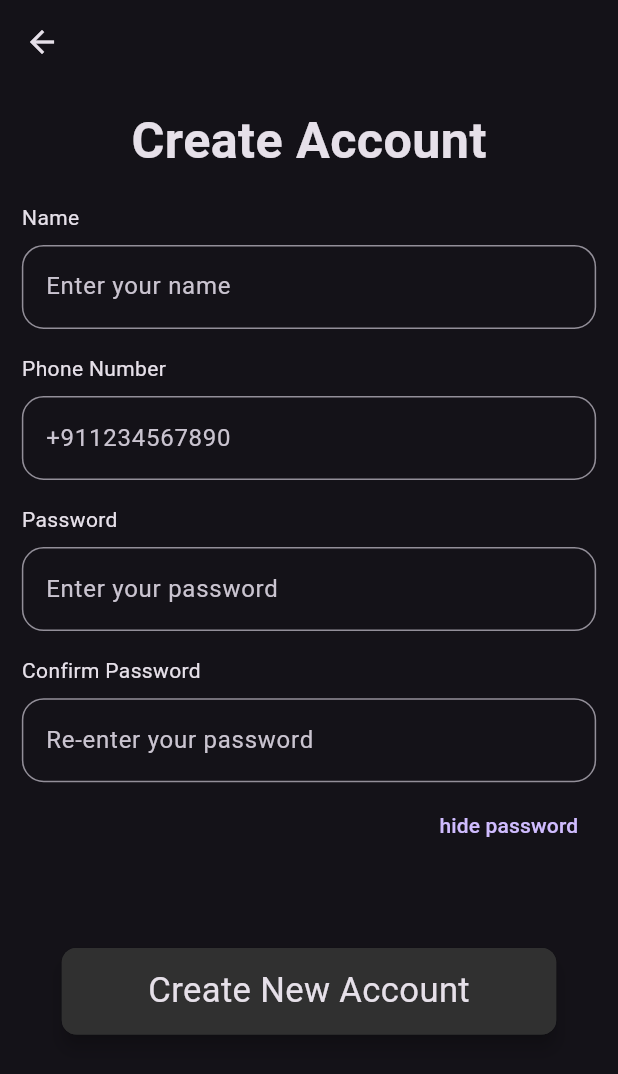
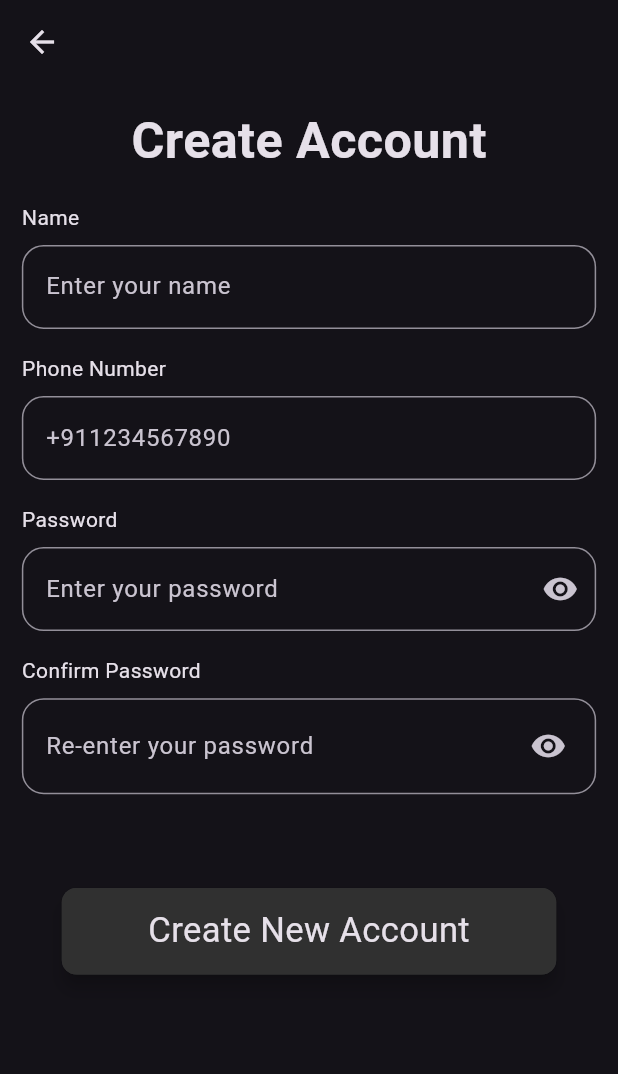
Before and after one commit to nandanmagdum/my_movies_app, a Flutter app: the CreateAccountScreen screen opened directly, on a phone screen of 412 x 824 dp. Shown: the top 1074 px of the screen. Run offline on Flutter 3.47's test engine with Material 3 defaults, Android fonts, the phone set to English and light mode, and no system bars; our stand-ins replace flutter_screenutil, get, pinput, shared_preferences; accounts and stored records are empty.

Commit message:
added password visible icon

```diff
--- a/lib/constants/text_form_field.dart
+++ b/lib/constants/text_form_field.dart
@@ -5,12 +5,13 @@ import 'package:flutter_screenutil/flutter_screenutil.dart';
 import 'package:get/get.dart';
 import 'package:mitt_arv_movie_app/controllers/create_account_controller.dart';
 
-Column kFormField(
-        {required String title,
+Column kFormField({
+  required String title,
   required String hintText,
   required TextEditingController textEditingController,
   required BuildContext context,
   bool? isPassword,
+  bool? isConfirmPassword,
   bool? readonly,
 }) =>
     Column(
@@ -31,9 +32,40 @@ Column kFormField(
         ),
         TextFormField(
           readOnly: readonly ?? false,
-          obscureText: isPassword?? false ? Get.find<CreateAccountController>().isPasswordVisible.value : false,
+          obscureText: isPassword ?? false
+              ? !Get.find<CreateAccountController>().isPasswordVisible.value
+              : isConfirmPassword ?? false
+                  ? !Get.find<CreateAccountController>()
+                      .isConfirmPasswordVisible
+                      .value
+                  : false,
           controller: textEditingController,
           decoration: InputDecoration(
+            suffixIcon: isPassword ?? false
+                ? IconButton(
+                    onPressed: () {
+                      Get.find<CreateAccountController>()
+                          .changePasswordVisibility();
+                    },
+                    icon: Get.find<CreateAccountController>()
+                            .isPasswordVisible
+                            .value
+                        ? Icon(Icons.visibility_off)
+                        : Icon(Icons.visibility))
+                : isConfirmPassword ?? false
+                    ? IconButton(
+                        onPressed: () {},
+                        icon: IconButton(
+                            onPressed: () {
+                              Get.find<CreateAccountController>()
+                                  .changeConfirmPasswordVisibility();
+                            },
+                            icon: Icon(Get.find<CreateAccountController>()
+                                    .isConfirmPasswordVisible
+                                    .value
+                                ? Icons.visibility_off
+                                : Icons.visibility)))
+                    : null,
             hintText: hintText,
             border: OutlineInputBorder(
               borderRadius: BorderRadius.circular(15.r),
--- a/lib/controllers/create_account_controller.dart
+++ b/lib/controllers/create_account_controller.dart
@@ -8,7 +8,7 @@ class CreateAccountController extends GetxController {
   final Rx<TextEditingController> _confirmPasswordController = TextEditingController().obs;
   final Rx<TextEditingController> _phoneController = TextEditingController().obs;
   final Rx<bool> _isPasswordVisible = false.obs;
-  // final Rx<bool> _isConfirmPasswordVisible = false.obs;
+  final Rx<bool> _isConfirmPasswordVisible = false.obs;
 
   Rx<TextEditingController> get nameController  => _nameController;
   // Rx<TextEditingController> get emailController  => _emailController;
@@ -16,9 +16,13 @@ class CreateAccountController extends GetxController {
   Rx<TextEditingController> get confirmPasswordController  => _confirmPasswordController;
   Rx<TextEditingController> get phoneController  => _phoneController;
   Rx<bool> get isPasswordVisible => _isPasswordVisible;
-  // Rx<bool> get isConfirmPasswordVisible => _isConfirmPasswordVisible;
+  Rx<bool> get isConfirmPasswordVisible => _isConfirmPasswordVisible;
 
   void changePasswordVisibility() {
     _isPasswordVisible.value =  !_isPasswordVisible.value;
   }
+
+  void changeConfirmPasswordVisibility() {
+    _isConfirmPasswordVisible.value =  !_isConfirmPasswordVisible.value;
+  }
 }
--- a/lib/pages/create_account_screen.dart
+++ b/lib/pages/create_account_screen.dart
@@ -62,16 +62,9 @@ class CreateAccountScreen extends StatelessWidget {
                       .confirmPasswordController
                       .value,
                   context: context,
-                  isPassword: true),),
+                  isConfirmPassword: true
+                  ),),
                 SizedBox(height: 5.h,),
-                Row(
-                  mainAxisAlignment: MainAxisAlignment.end,
-                  children: [
-                    TextButton(onPressed: (){
-                      Get.find<CreateAccountController>().changePasswordVisibility();
-                    }, child: Obx(() => Get.find<CreateAccountController>().isPasswordVisible.value ? Text("show password"): Text("hide password"),),),
-                  ],
-                ),
               SizedBox(
                 height: MediaQuery.of(context).size.height * 0.07,
               ),
--- a/lib/pages/get_started_screen.dart
+++ b/lib/pages/get_started_screen.dart
@@ -25,7 +25,7 @@ class _GetStartedScreenState extends State<GetStartedScreen>
   void initState() {
     scrollController = ScrollController();
     animationController =
-        AnimationController(vsync: this, duration: Duration(seconds: 10))
+        AnimationController(vsync: this, duration: Duration(seconds: 20))
           ..addListener(() {
             final maxScrollExtend = scrollController.position.maxScrollExtent;
             final ScrollPosition = animation.value * maxScrollExtend;
```
Also changed, not shown: lib/pages/login_screen.dart (+8 -8 lines). Lines whose indentation alone changed are shown as unchanged.
